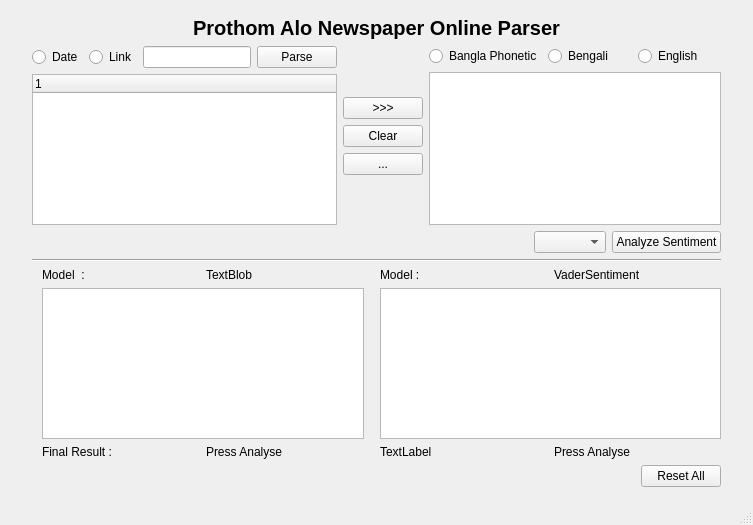
Before: the Qt Designer form UI/MainWindow.ui in rahatzamancse/Bangla-or-Banglish-or-English-Sentiment-Analysis-with-English-translation, drawn with Qt 5.
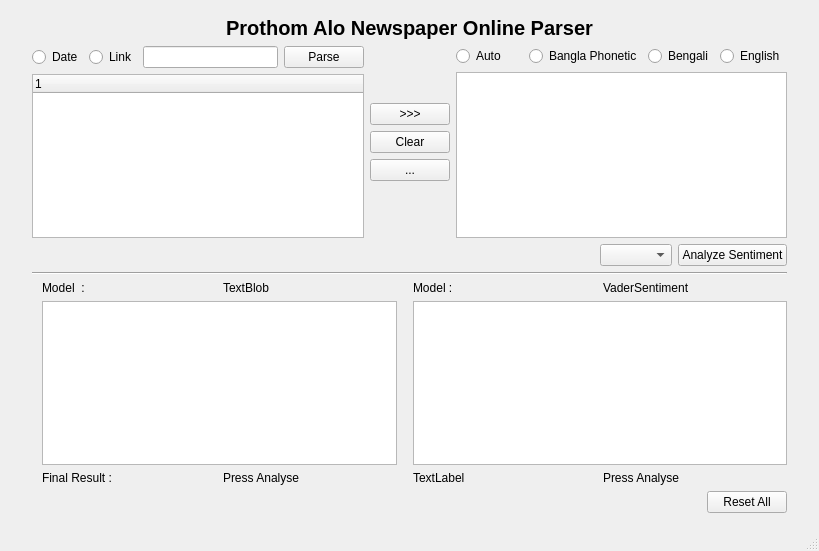
After: the same form once the commit is applied.

Commit message: Added automatic language detection

```diff
--- a/UI/MainWindow.ui
+++ b/UI/MainWindow.ui
@@ -6,8 +6,8 @@
    <rect>
     <x>0</x>
     <y>0</y>
-    <width>753</width>
-    <height>525</height>
+    <width>819</width>
+    <height>551</height>
    </rect>
   </property>
   <property name="windowTitle">
@@ -45,7 +45,7 @@
      </widget>
     </item>
     <item>
-     <layout class="QHBoxLayout" name="horizontalLayout_10">
+     <layout class="QHBoxLayout" name="horizontalLayout_10" stretch="5,1,5">
       <item>
        <layout class="QVBoxLayout" name="verticalLayout_6">
         <item>
@@ -146,6 +146,13 @@
        <layout class="QVBoxLayout" name="verticalLayout_4">
         <item>
          <layout class="QHBoxLayout" name="horizontalLayout_8">
+          <item>
+           <widget class="QRadioButton" name="auto_radio">
+            <property name="text">
+             <string>Auto</string>
+            </property>
+           </widget>
+          </item>
           <item>
            <widget class="QRadioButton" name="banglish_radio">
             <property name="text">
```
The commit also changes 2 other files.
